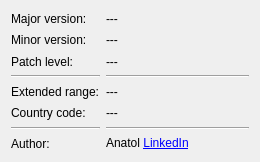
Old version of the form softversion.ui in the repository anatoltrush/RadarVisual.
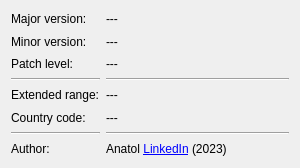
New version of the form.

Diff of the .ui file:
```diff
--- a/softversion.ui
+++ b/softversion.ui
@@ -6,8 +6,8 @@
    <rect>
     <x>0</x>
     <y>0</y>
-    <width>260</width>
-    <height>162</height>
+    <width>300</width>
+    <height>168</height>
    </rect>
   </property>
   <property name="windowTitle">
@@ -197,7 +197,7 @@
       </sizepolicy>
      </property>
      <property name="text">
-      <string>&lt;html&gt;&lt;head/&gt;&lt;body&gt;&lt;p&gt;Anatol &lt;a href=&quot;https://www.linkedin.com/in/anatol-trush-1703b0133/&quot;&gt;&lt;span style=&quot; text-decoration: underline; color:#0000ff;&quot;&gt;LinkedIn&lt;/span&gt;&lt;/a&gt;&lt;/p&gt;&lt;/body&gt;&lt;/html&gt;</string>
+      <string>&lt;html&gt;&lt;head/&gt;&lt;body&gt;&lt;p&gt;Anatol &lt;a href=&quot;https://www.linkedin.com/in/anatol-trush-1703b0133/&quot;&gt;&lt;span style=&quot; text-decoration: underline; color:#0000ff;&quot;&gt;LinkedIn&lt;/span&gt;&lt;/a&gt; (2023)&lt;/p&gt;&lt;/body&gt;&lt;/html&gt;</string>
      </property>
     </widget>
    </item>
```
